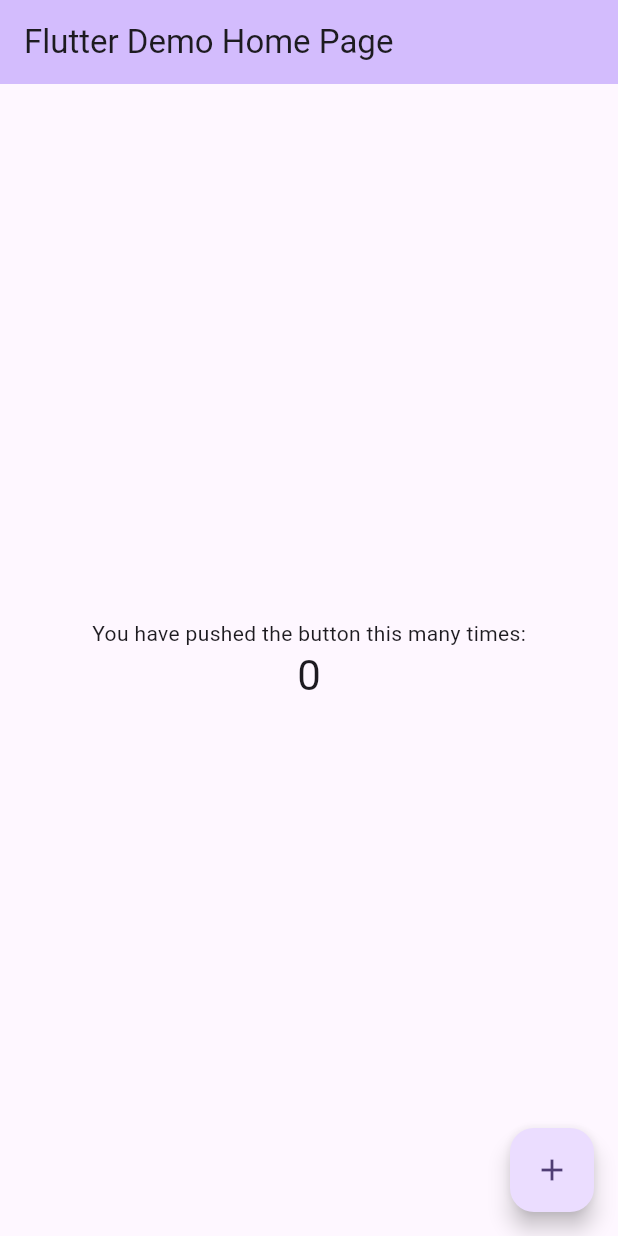
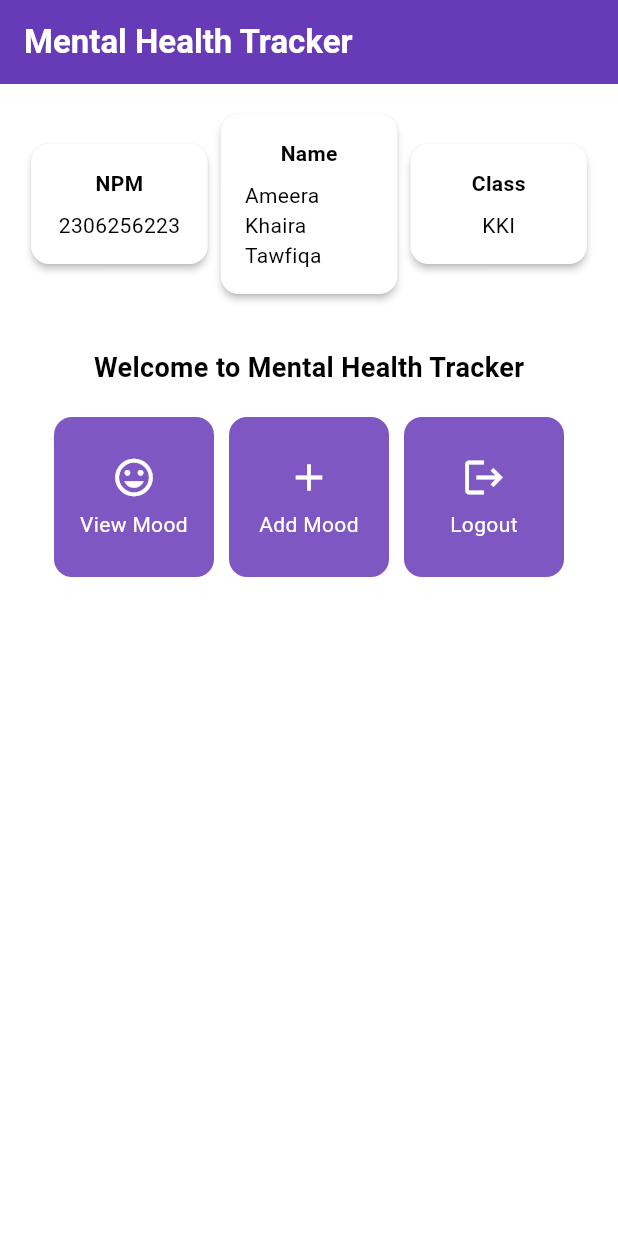
Before and after one commit to AmeeraKT/mental-health-tracker-mobile, a Flutter app: the screen it shows after launch, on a phone screen of 412 x 824 dp. Run offline on Flutter 3.47's test engine with Material 3 defaults, Android fonts, the phone set to English and light mode, and no system bars.

Commit message:
Completed tutorial 6

```diff
--- a/lib/main.dart
+++ b/lib/main.dart
@@ -1,4 +1,5 @@
 import 'package:flutter/material.dart';
+import 'package:mental_health_tracker/menu.dart';
 
 void main() {
   runApp(const MyApp());
@@ -28,98 +29,12 @@ class MyApp extends StatelessWidget {
         //
         // This works for code too, not just values: Most code changes can be
         // tested with just a hot reload.
-        colorScheme: ColorScheme.fromSeed(seedColor: Colors.deepPurple),
+        colorScheme: ColorScheme.fromSwatch(
+       primarySwatch: Colors.deepPurple,
+ ).copyWith(secondary: Colors.deepPurple[400]),
         useMaterial3: true,
       ),
-      home: const MyHomePage(title: 'Flutter Demo Home Page'),
+      home: MyHomePage(),
     );
   }
 }
-
-class MyHomePage extends StatefulWidget {
-  const MyHomePage({super.key, required this.title});
-
-  // This widget is the home page of your application. It is stateful, meaning
-  // that it has a State object (defined below) that contains fields that affect
-  // how it looks.
-
-  // This class is the configuration for the state. It holds the values (in this
-  // case the title) provided by the parent (in this case the App widget) and
-  // used by the build method of the State. Fields in a Widget subclass are
-  // always marked "final".
-
-  final String title;
-
-  @override
-  State<MyHomePage> createState() => _MyHomePageState();
-}
-
-class _MyHomePageState extends State<MyHomePage> {
-  int _counter = 0;
-
-  void _incrementCounter() {
-    setState(() {
-      // This call to setState tells the Flutter framework that something has
-      // changed in this State, which causes it to rerun the build method below
-      // so that the display can reflect the updated values. If we changed
-      // _counter without calling setState(), then the build method would not be
-      // called again, and so nothing would appear to happen.
-      _counter++;
-    });
-  }
-
-  @override
-  Widget build(BuildContext context) {
-    // This method is rerun every time setState is called, for instance as done
-    // by the _incrementCounter method above.
-    //
-    // The Flutter framework has been optimized to make rerunning build methods
-    // fast, so that you can just rebuild anything that needs updating rather
-    // than having to individually change instances of widgets.
-    return Scaffold(
-      appBar: AppBar(
-        // TRY THIS: Try changing the color here to a specific color (to
-        // Colors.amber, perhaps?) and trigger a hot reload to see the AppBar
-        // change color while the other colors stay the same.
-        backgroundColor: Theme.of(context).colorScheme.inversePrimary,
-        // Here we take the value from the MyHomePage object that was created by
-        // the App.build method, and use it to set our appbar title.
-        title: Text(widget.title),
-      ),
-      body: Center(
-        // Center is a layout widget. It takes a single child and positions it
-        // in the middle of the parent.
-        child: Column(
-          // Column is also a layout widget. It takes a list of children and
-          // arranges them vertically. By default, it sizes itself to fit its
-          // children horizontally, and tries to be as tall as its parent.
-          //
-          // Column has various properties to control how it sizes itself and
-          // how it positions its children. Here we use mainAxisAlignment to
-          // center the children vertically; the main axis here is the vertical
-          // axis because Columns are vertical (the cross axis would be
-          // horizontal).
-          //
-          // TRY THIS: Invoke "debug painting" (choose the "Toggle Debug Paint"
-          // action in the IDE, or press "p" in the console), to see the
-          // wireframe for each widget.
-          mainAxisAlignment: MainAxisAlignment.center,
-          children: <Widget>[
-            const Text(
-              'You have pushed the button this many times:',
-            ),
-            Text(
-              '$_counter',
-              style: Theme.of(context).textTheme.headlineMedium,
-            ),
-          ],
-        ),
-      ),
-      floatingActionButton: FloatingActionButton(
-        onPressed: _incrementCounter,
-        tooltip: 'Increment',
-        child: const Icon(Icons.add),
-      ), // This trailing comma makes auto-formatting nicer for build methods.
-    );
-  }
-}
--- /dev/null
+++ b/lib/menu.dart
@@ -0,0 +1,186 @@
+import 'package:flutter/material.dart';
+
+class MyHomePage extends StatelessWidget {
+  final String npm = '2306256223'; // NPM
+  final String name = 'Ameera Khaira Tawfiqa'; // Name
+  final String className = 'KKI'; // Class
+  final List<ItemHomepage> items = [
+         ItemHomepage("View Mood", Icons.mood),
+         ItemHomepage("Add Mood", Icons.add),
+         ItemHomepage("Logout", Icons.logout),
+     ];
+  MyHomePage({super.key});
+
+    @override
+  Widget build(BuildContext context) {
+    // Scaffold provides the basic structure of the page with the AppBar and body.
+    return Scaffold(
+      // AppBar is the top part of the page that displays the title.
+      appBar: AppBar(
+        // The title of the application "Mental Health Tracker" with white text and bold font.
+        title: const Text(
+          'Mental Health Tracker',
+          style: TextStyle(
+            color: Colors.white,
+            fontWeight: FontWeight.bold,
+          ),
+        ),
+        // The background color of the AppBar is obtained from the application theme color scheme.
+        backgroundColor: Theme.of(context).colorScheme.primary,
+      ),
+      // Body of the page with paddings around it.
+      body: Padding(
+        padding: const EdgeInsets.all(16.0),
+        // Place the widget vertically in a column.
+        child: Column(
+          crossAxisAlignment: CrossAxisAlignment.center,
+          children: [
+            // Row to display 3 InfoCard horizontally.
+            Row(
+              mainAxisAlignment: MainAxisAlignment.spaceEvenly,
+              children: [
+                InfoCard(title: 'NPM', content: npm),
+                InfoCard(title: 'Name', content: name),
+                InfoCard(title: 'Class', content: className),
+              ],
+            ),
+
+            // Give a vertical space of 16 units.
+            const SizedBox(height: 16.0),
+
+            // Place the following widget in the center of the page.
+            Center(
+              child: Column(
+                // Place the text and grid item vertically.
+
+                children: [
+                  // Display the welcome message with bold font and size 18.
+                  const Padding(
+                    padding: EdgeInsets.only(top: 16.0),
+                    child: Text(
+                      'Welcome to Mental Health Tracker',
+                      style: TextStyle(
+                        fontWeight: FontWeight.bold,
+                        fontSize: 18.0,
+                      ),
+                    ),
+                  ),
+
+                  // Grid to display ItemCard in a 3 column grid.
+                  GridView.count(
+                    primary: true,
+                    padding: const EdgeInsets.all(20),
+                    crossAxisSpacing: 10,
+                    mainAxisSpacing: 10,
+                    crossAxisCount: 3,
+                    // To ensure that the grid fits its height.
+                    shrinkWrap: true,
+
+                    // Display ItemCard for each item in the items list.
+                    children: items.map((ItemHomepage item) {
+                      return ItemCard(item);
+                    }).toList(),
+                  ),
+                ],
+              ),
+            ),
+          ],
+        ),
+      ),
+    );
+  }
+}
+
+class ItemCard extends StatelessWidget {
+  // Display the card with an icon and name.
+
+  final ItemHomepage item;
+
+  const ItemCard(this.item, {super.key});
+
+  @override
+  Widget build(BuildContext context) {
+    return Material(
+      // Specify the background color of the application theme.
+      color: Theme.of(context).colorScheme.secondary,
+      // Round the card border.
+      borderRadius: BorderRadius.circular(12),
+
+      child: InkWell(
+        // Action when the card is pressed.
+        onTap: () {
+          // Display the SnackBar message when the card is pressed.
+          ScaffoldMessenger.of(context)
+            ..hideCurrentSnackBar()
+            ..showSnackBar(
+              SnackBar(content: Text("You have pressed the ${item.name} button!"))
+            );
+        },
+        // Container to store the Icon and Text
+        child: Container(
+          padding: const EdgeInsets.all(8),
+          child: Center(
+            child: Column(
+              // Place the Icon and Text in the center of the card.
+              mainAxisAlignment: MainAxisAlignment.center,
+              children: [
+                Icon(
+                  item.icon,
+                  color: Colors.white,
+                  size: 30.0,
+                ),
+                const Padding(padding: EdgeInsets.all(3)),
+                Text(
+                  item.name,
+                  textAlign: TextAlign.center,
+                  style: const TextStyle(color: Colors.white),
+                ),
+              ],
+            ),
+          ),
+        ),
+      ),
+    );
+  }
+
+}
+
+class ItemHomepage {
+     final String name;
+     final IconData icon;
+
+     ItemHomepage(this.name, this.icon);
+ }
+
+class InfoCard extends StatelessWidget {
+  // Card information that displays the title and content.
+
+  final String title;  // Card title.
+  final String content;  // Card content.
+
+  const InfoCard({super.key, required this.title, required this.content});
+
+  @override
+  Widget build(BuildContext context) {
+    return Card(
+      // Create a card box with a shadow.
+      elevation: 2.0,
+      child: Container(
+        // Set the size and spacing within the card.
+        width: MediaQuery.of(context).size.width / 3.5, // Adjust with the width of the device used.
+        padding: const EdgeInsets.all(16.0),
+        // Place the title and content vertically.
+        child: Column(
+          children: [
+            Text(
+              title,
+              style: const TextStyle(fontWeight: FontWeight.bold),
+            ),
+            const SizedBox(height: 8.0),
+            Text(content),
+          ],
+        ),
+      ),
+    );
+  }
+}
```
